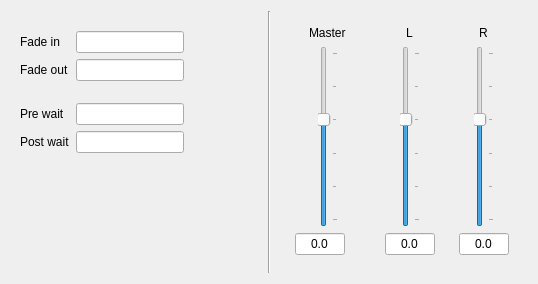
First picture: the form in src/designer/volume.ui, repository pade/qsound, before the edit.
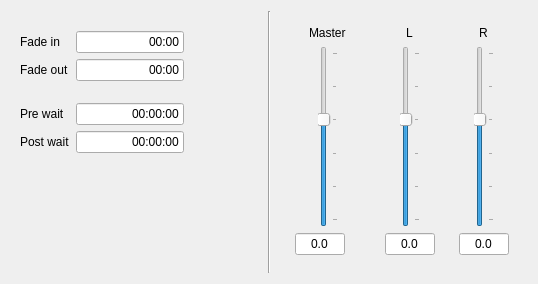
Second picture: the form after the edit.

Commit message: Fade, pre and post wait format

The edit to the form file:
```diff
--- a/src/designer/volume.ui
+++ b/src/designer/volume.ui
@@ -95,6 +95,12 @@
         <property name="toolTip">
          <string>Fade in duration, in seconds</string>
         </property>
+        <property name="inputMask">
+         <string notr="true">99:99</string>
+        </property>
+        <property name="text">
+         <string>00:00</string>
+        </property>
         <property name="alignment">
          <set>Qt::AlignRight|Qt::AlignTrailing|Qt::AlignVCenter</set>
         </property>
@@ -111,6 +117,12 @@
         <property name="toolTip">
          <string>Fade  out duration, in seconds</string>
         </property>
+        <property name="inputMask">
+         <string>99:99</string>
+        </property>
+        <property name="text">
+         <string>00:00</string>
+        </property>
         <property name="alignment">
          <set>Qt::AlignRight|Qt::AlignTrailing|Qt::AlignVCenter</set>
         </property>
@@ -127,6 +139,12 @@
         <property name="toolTip">
          <string>Number of seconds to wait before playing</string>
         </property>
+        <property name="inputMask">
+         <string>99:99:99</string>
+        </property>
+        <property name="text">
+         <string>00:00:00</string>
+        </property>
         <property name="alignment">
          <set>Qt::AlignRight|Qt::AlignTrailing|Qt::AlignVCenter</set>
         </property>
@@ -141,7 +159,13 @@
          </sizepolicy>
         </property>
         <property name="toolTip">
-         <string>Number of seconds to wait before launching next cue</string>
+         <string>Number of minutes, seconds, ms to wait before launching next cue</string>
+        </property>
+        <property name="inputMask">
+         <string>99:99:99</string>
+        </property>
+        <property name="text">
+         <string>00:00:00</string>
         </property>
         <property name="alignment">
          <set>Qt::AlignRight|Qt::AlignTrailing|Qt::AlignVCenter</set>
```
The commit also changes 1 other file.
